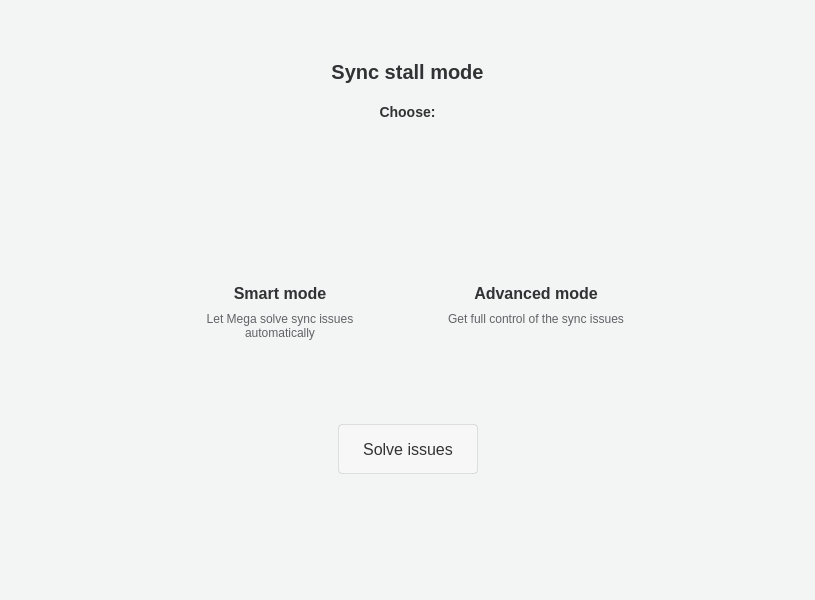
Qt form src/MEGASync/stalled_issues/gui/macx/StalledIssuesDialog.ui (meganz/MEGAsync) before a commit.
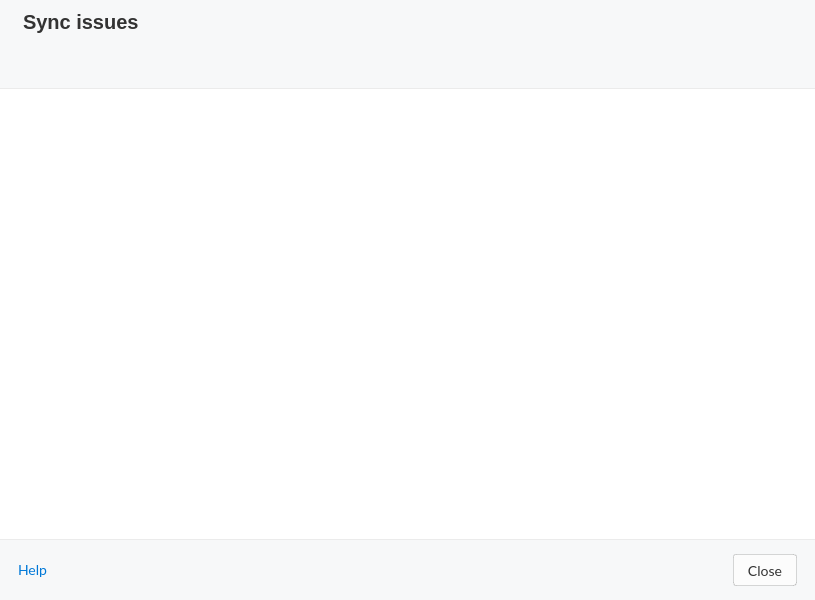
The same form after that commit. The open tabs and pages were chosen to show the change. Icons and pictures are not drawn. Custom widgets are drawn as their Qt base class.

Commit message: SAT-1073.Make Smart mode the default mode

The edit to the form file:
```diff
--- a/src/MEGASync/stalled_issues/gui/macx/StalledIssuesDialog.ui
+++ b/src/MEGASync/stalled_issues/gui/macx/StalledIssuesDialog.ui
@@ -117,672 +117,6 @@
      <property name="currentIndex">
       <number>1</number>
      </property>
-     <widget class="QWidget" name="ModeSelector">
-      <layout class="QVBoxLayout" name="verticalLayout_11">
-       <property name="topMargin">
-        <number>20</number>
-       </property>
-       <property name="bottomMargin">
-        <number>20</number>
-       </property>
-       <item>
-        <spacer name="verticalSpacer_2">
-         <property name="orientation">
-          <enum>Qt::Vertical</enum>
-         </property>
-         <property name="sizeHint" stdset="0">
-          <size>
-           <width>20</width>
-           <height>40</height>
-          </size>
-         </property>
-        </spacer>
-       </item>
-       <item>
-        <widget class="QWidget" name="TitleContainer" native="true">
-         <property name="styleSheet">
-          <string notr="true">#ModeTitle
-{
-  font-size:20px;
-  line-height: 30px;
-  font-weight: 600;
-  color: #303233;
-}
-
-#ModeSubTitle
-{
-  font-size:14px;
-  line-height: 20px;
-  font-weight: 600;
-  color: #303233;
-}</string>
-         </property>
-         <layout class="QVBoxLayout" name="verticalLayout_10">
-          <property name="spacing">
-           <number>20</number>
-          </property>
-          <item>
-           <widget class="QLabel" name="ModeTitle">
-            <property name="text">
-             <string>Sync stall mode</string>
-            </property>
-            <property name="alignment">
-             <set>Qt::AlignCenter</set>
-            </property>
-           </widget>
-          </item>
-          <item>
-           <widget class="QLabel" name="ModeSubTitle">
-            <property name="text">
-             <string>Choose:</string>
-            </property>
-            <property name="alignment">
-             <set>Qt::AlignCenter</set>
-            </property>
-           </widget>
-          </item>
-         </layout>
-        </widget>
-       </item>
-       <item>
-        <spacer name="verticalSpacer_4">
-         <property name="orientation">
-          <enum>Qt::Vertical</enum>
-         </property>
-         <property name="sizeType">
-          <enum>QSizePolicy::Fixed</enum>
-         </property>
-         <property name="sizeHint" stdset="0">
-          <size>
-           <width>20</width>
-           <height>20</height>
-          </size>
-         </property>
-        </spacer>
-       </item>
-       <item>
-        <widget class="QWidget" name="Body" native="true">
-         <layout class="QHBoxLayout" name="horizontalLayout_6">
-          <item>
-           <spacer name="horizontalSpacer_5">
-            <property name="orientation">
-             <enum>Qt::Horizontal</enum>
-            </property>
-            <property name="sizeHint" stdset="0">
-             <size>
-              <width>40</width>
-              <height>20</height>
-             </size>
-            </property>
-           </spacer>
-          </item>
-          <item>
-           <widget class="QWidget" name="BodyContainer" native="true">
-            <property name="styleSheet">
-             <string notr="true">#Advance[SELECTED=true], #Smart[SELECTED=true] 
-{
-border: 2px solid #04101E;
-border-radius: 6px;
-background-color: white;
-}
-
-#Advance[SELECTED=false], #Smart[SELECTED=false] 
-{
-border: 2px solid white;
-border-radius: 6px;
-background-color: white;
-}</string>
-            </property>
-            <layout class="QVBoxLayout" name="verticalLayout_5">
-             <property name="spacing">
-              <number>0</number>
-             </property>
-             <item>
-              <widget class="QWidget" name="Container" native="true">
-               <property name="styleSheet">
-                <string notr="true"/>
-               </property>
-               <layout class="QHBoxLayout" name="horizontalLayout_4">
-                <property name="spacing">
-                 <number>8</number>
-                </property>
-                <item>
-                 <widget class="QFrame" name="Smart">
-                  <property name="minimumSize">
-                   <size>
-                    <width>248</width>
-                    <height>184</height>
-                   </size>
-                  </property>
-                  <property name="maximumSize">
-                   <size>
-                    <width>248</width>
-                    <height>16777215</height>
-                   </size>
-                  </property>
-                  <property name="cursor">
-                   <cursorShape>PointingHandCursor</cursorShape>
-                  </property>
-                  <property name="styleSheet">
-                   <string notr="true">#SmartTitle
-{
-  font-size:16px;
-  line-height: 24px;
-  font-weight: 700;
-  color: #303233;
-}
-
-#SmartDescription
-{
-  font-size:12px;
-  line-height: 18px;
-  font-weight: 400;
-  color: #616366;
-}
-</string>
-                  </property>
-                  <property name="frameShape">
-                   <enum>QFrame::NoFrame</enum>
-                  </property>
-                  <layout class="QVBoxLayout" name="verticalLayout_7">
-                   <property name="spacing">
-                    <number>4</number>
-                   </property>
-                   <property name="leftMargin">
-                    <number>0</number>
-                   </property>
-                   <property name="topMargin">
-                    <number>24</number>
-                   </property>
-                   <property name="rightMargin">
-                    <number>0</number>
-                   </property>
-                   <property name="bottomMargin">
-                    <number>24</number>
-                   </property>
-                   <item alignment="Qt::AlignHCenter">
-                    <widget class="QPushButton" name="SmartIcon">
-                     <property name="enabled">
-                      <bool>false</bool>
-                     </property>
-                     <property name="minimumSize">
-                      <size>
-                       <width>48</width>
-                       <height>48</height>
-                      </size>
-                     </property>
-                     <property name="maximumSize">
-                      <size>
-                       <width>48</width>
-                       <height>48</height>
-                      </size>
-                     </property>
-                     <property name="focusPolicy">
-                      <enum>Qt::NoFocus</enum>
-                     </property>
-                     <property name="styleSheet">
-                      <string notr="true">border: none;</string>
-                     </property>
-                     <property name="text">
-                      <string/>
-                     </property>
-                     <property name="icon">
-                      <iconset resource="../../../gui/Resources_macx.qrc">
-                       <normaloff>:/images/StalledIssues/smart-mode.png</normaloff>
-                       <disabledoff>:/images/StalledIssues/smart-mode.png</disabledoff>
-                       <disabledon>:/images/StalledIssues/smart-mode.png</disabledon>:/images/StalledIssues/smart-mode.png</iconset>
-                     </property>
-                     <property name="iconSize">
-                      <size>
-                       <width>48</width>
-                       <height>48</height>
-                      </size>
-                     </property>
-                     <property name="autoDefault">
-                      <bool>false</bool>
-                     </property>
-                     <property name="flat">
-                      <bool>false</bool>
-                     </property>
-                    </widget>
-                   </item>
-                   <item>
-                    <spacer name="verticalSpacer_7">
-                     <property name="orientation">
-                      <enum>Qt::Vertical</enum>
-                     </property>
-                     <property name="sizeType">
-                      <enum>QSizePolicy::Fixed</enum>
-                     </property>
-                     <property name="sizeHint" stdset="0">
-                      <size>
-                       <width>20</width>
-                       <height>20</height>
-                      </size>
-                     </property>
-                    </spacer>
-                   </item>
-                   <item>
-                    <widget class="QLabel" name="SmartTitle">
-                     <property name="text">
-                      <string>Smart mode</string>
-                     </property>
-                     <property name="alignment">
-                      <set>Qt::AlignCenter</set>
-                     </property>
-                    </widget>
-                   </item>
-                   <item alignment="Qt::AlignTop">
-                    <widget class="QLabel" name="SmartDescription">
-                     <property name="text">
-                      <string>Let Mega solve sync issues
-automatically</string>
-                     </property>
-                     <property name="alignment">
-                      <set>Qt::AlignCenter</set>
-                     </property>
-                     <property name="wordWrap">
-                      <bool>true</bool>
-                     </property>
-                    </widget>
-                   </item>
-                  </layout>
-                 </widget>
-                </item>
-                <item>
-                 <widget class="QFrame" name="Advance">
-                  <property name="minimumSize">
-                   <size>
-                    <width>248</width>
-                    <height>184</height>
-                   </size>
-                  </property>
-                  <property name="maximumSize">
-                   <size>
-                    <width>248</width>
-                    <height>16777215</height>
-                   </size>
-                  </property>
-                  <property name="cursor">
-                   <cursorShape>PointingHandCursor</cursorShape>
-                  </property>
-                  <property name="styleSheet">
-                   <string notr="true">#AdvanceTitle
-{
-  font-size:16px;
-  line-height: 24px;
-  font-weight: 700;
-  color: #303233;
-}
-
-#AdvanceDescription
-{
-  font-size:12px;
-  line-height: 18px;
-  font-weight: 400;
-  color: #616366;
-}</string>
-                  </property>
-                  <property name="frameShape">
-                   <enum>QFrame::NoFrame</enum>
-                  </property>
-                  <layout class="QVBoxLayout" name="verticalLayout_6">
-                   <property name="spacing">
-                    <number>4</number>
-                   </property>
-                   <property name="leftMargin">
-                    <number>0</number>
-                   </property>
-                   <property name="topMargin">
-                    <number>24</number>
-                   </property>
-                   <property name="rightMargin">
-                    <number>0</number>
-                   </property>
-                   <property name="bottomMargin">
-                    <number>24</number>
-                   </property>
-                   <item alignment="Qt::AlignHCenter">
-                    <widget class="QPushButton" name="AdvanceIcon">
-                     <property name="enabled">
-                      <bool>false</bool>
-                     </property>
-                     <property name="minimumSize">
-                      <size>
-                       <width>48</width>
-                       <height>48</height>
-                      </size>
-                     </property>
-                     <property name="maximumSize">
-                      <size>
-                       <width>48</width>
-                       <height>48</height>
-                      </size>
-                     </property>
-                     <property name="focusPolicy">
-                      <enum>Qt::NoFocus</enum>
-                     </property>
-                     <property name="styleSheet">
-                      <string notr="true">border: none;</string>
-                     </property>
-                     <property name="text">
-                      <string/>
-                     </property>
-                     <property name="icon">
-                      <iconset resource="../../../gui/Resources_macx.qrc">
-                       <normaloff>:/images/StalledIssues/advanced-mode.png</normaloff>
-                       <disabledoff>:/images/StalledIssues/advanced-mode.png</disabledoff>
-                       <disabledon>:/images/StalledIssues/advanced-mode.png</disabledon>:/images/StalledIssues/advanced-mode.png</iconset>
-                     </property>
-                     <property name="iconSize">
-                      <size>
-                       <width>48</width>
-                       <height>48</height>
-                      </size>
-                     </property>
-                     <property name="autoDefault">
-                      <bool>false</bool>
-                     </property>
-                     <property name="flat">
-                      <bool>false</bool>
-                     </property>
-                    </widget>
-                   </item>
-                   <item>
-                    <spacer name="verticalSpacer_6">
-                     <property name="orientation">
-                      <enum>Qt::Vertical</enum>
-                     </property>
-                     <property name="sizeType">
-                      <enum>QSizePolicy::Fixed</enum>
-                     </property>
-                     <property name="sizeHint" stdset="0">
-                      <size>
-                       <width>20</width>
-                       <height>20</height>
-                      </size>
-                     </property>
-                    </spacer>
-                   </item>
-                   <item>
-                    <widget class="QLabel" name="AdvanceTitle">
-                     <property name="text">
-                      <string>Advanced mode</string>
-                     </property>
-                     <property name="alignment">
-                      <set>Qt::AlignCenter</set>
-                     </property>
-                    </widget>
-                   </item>
-                   <item alignment="Qt::AlignTop">
-                    <widget class="QLabel" name="AdvanceDescription">
-                     <property name="text">
-                      <string>Get full control of the sync issues</string>
-                     </property>
-                     <property name="alignment">
-                      <set>Qt::AlignCenter</set>
-                     </property>
-                     <property name="wordWrap">
-                      <bool>true</bool>
-                     </property>
-                    </widget>
-                   </item>
-                  </layout>
-                 </widget>
-                </item>
-               </layout>
-              </widget>
-             </item>
-             <item>
-              <spacer name="verticalSpacer_8">
-               <property name="orientation">
-                <enum>Qt::Vertical</enum>
-               </property>
-               <property name="sizeType">
-                <enum>QSizePolicy::Fixed</enum>
-               </property>
-               <property name="sizeHint" stdset="0">
-                <size>
-                 <width>20</width>
-                 <height>40</height>
-                </size>
-               </property>
-              </spacer>
-             </item>
-             <item>
-              <widget class="QWidget" name="ButtonsContainer" native="true">
-               <property name="styleSheet">
-                <string notr="true"/>
-               </property>
-               <layout class="QHBoxLayout" name="horizontalLayout_5">
-                <item>
-                 <spacer name="horizontalSpacer_4">
-                  <property name="orientation">
-                   <enum>Qt::Horizontal</enum>
-                  </property>
-                  <property name="sizeHint" stdset="0">
-                   <size>
-                    <width>40</width>
-                    <height>20</height>
-                   </size>
-                  </property>
-                 </spacer>
-                </item>
-                <item>
-                 <widget class="QPushButton" name="SelectButton">
-                  <property name="enabled">
-                   <bool>false</bool>
-                  </property>
-                  <property name="sizePolicy">
-                   <sizepolicy hsizetype="Preferred" vsizetype="Fixed">
-                    <horstretch>0</horstretch>
-                    <verstretch>0</verstretch>
-                   </sizepolicy>
-                  </property>
-                  <property name="minimumSize">
-                   <size>
-                    <width>0</width>
-                    <height>50</height>
-                   </size>
-                  </property>
-                  <property name="cursor">
-                   <cursorShape>PointingHandCursor</cursorShape>
-                  </property>
-                  <property name="styleSheet">
-                   <string notr="true">QPushButton
-{
-min-height:48px;
-padding-left:24px;
-padding-right:24px;
-font-size:16px;
-font-weight: 400;
-line-height: 24px;
-border-radius:4px;
-background:#00BFA5;
-border: 1px solid rgba(0, 0, 0, 0.1);
-color:#FFFFFF;
-}
-
-QPushButton:disabled
-{
-background: rgba(255, 255, 255, 0.3);
-color:#333333;
-}
-</string>
-                  </property>
-                  <property name="text">
-                   <string>Solve issues</string>
-                  </property>
-                  <property name="icon">
-                   <iconset>
-                    <normalon>:/images/StalledIssues/solve-issues-button.png</normalon>
-                   </iconset>
-                  </property>
-                  <property name="iconSize">
-                   <size>
-                    <width>24</width>
-                    <height>24</height>
-                   </size>
-                  </property>
-                 </widget>
-                </item>
-                <item>
-                 <spacer name="horizontalSpacer_9">
-                  <property name="orientation">
-                   <enum>Qt::Horizontal</enum>
-                  </property>
-                  <property name="sizeHint" stdset="0">
-                   <size>
-                    <width>40</width>
-                    <height>20</height>
-                   </size>
-                  </property>
-                 </spacer>
-                </item>
-               </layout>
-              </widget>
-             </item>
-             <item>
-              <spacer name="verticalSpacer_9">
-               <property name="orientation">
-                <enum>Qt::Vertical</enum>
-               </property>
-               <property name="sizeType">
-                <enum>QSizePolicy::Fixed</enum>
-               </property>
-               <property name="sizeHint" stdset="0">
-                <size>
-                 <width>20</width>
-                 <height>10</height>
-                </size>
-               </property>
-              </spacer>
-             </item>
-             <item>
-              <widget class="QWidget" name="LearnMoreContainer" native="true">
-               <property name="styleSheet">
-                <string notr="true">#LearnMoreLabel
-{
-font-size:12px;
-line-height: 18px;
-font-weight: 400;
-color: #2C5BEB;
-
-}</string>
-               </property>
-               <layout class="QHBoxLayout" name="horizontalLayout_7">
-                <item>
-                 <spacer name="horizontalSpacer_7">
-                  <property name="orientation">
-                   <enum>Qt::Horizontal</enum>
-                  </property>
-                  <property name="sizeHint" stdset="0">
-                   <size>
-                    <width>40</width>
-                    <height>20</height>
-                   </size>
-                  </property>
-                 </spacer>
-                </item>
-                <item alignment="Qt::AlignHCenter|Qt::AlignVCenter">
-                 <widget class="QPushButton" name="LearnMoreIcon">
-                  <property name="minimumSize">
-                   <size>
-                    <width>16</width>
-                    <height>16</height>
-                   </size>
-                  </property>
-                  <property name="maximumSize">
-                   <size>
-                    <width>16</width>
-                    <height>16</height>
-                   </size>
-                  </property>
-                  <property name="text">
-                   <string/>
-                  </property>
-                  <property name="icon">
-                   <iconset>
-                    <normalon>:/images/StalledIssues/help-circle-link.png</normalon>
-                   </iconset>
-                  </property>
-                  <property name="iconSize">
-                   <size>
-                    <width>16</width>
-                    <height>16</height>
-                   </size>
-                  </property>
-                  <property name="flat">
-                   <bool>true</bool>
-                  </property>
-                 </widget>
-                </item>
-                <item alignment="Qt::AlignHCenter|Qt::AlignVCenter">
-                 <widget class="QLabel" name="LearnMoreLabel">
-                  <property name="cursor">
-                   <cursorShape>PointingHandCursor</cursorShape>
-                  </property>
-                  <property name="text">
-                   <string notr="true"/>
-                  </property>
-                  <property name="openExternalLinks">
-                   <bool>true</bool>
-                  </property>
-                  <property name="textInteractionFlags">
-                   <set>Qt::LinksAccessibleByMouse</set>
-                  </property>
-                 </widget>
-                </item>
-                <item>
-                 <spacer name="horizontalSpacer_8">
-                  <property name="orientation">
-                   <enum>Qt::Horizontal</enum>
-                  </property>
-                  <property name="sizeHint" stdset="0">
-                   <size>
-                    <width>40</width>
-                    <height>20</height>
-                   </size>
-                  </property>
-                 </spacer>
-                </item>
-               </layout>
-              </widget>
-             </item>
-            </layout>
-           </widget>
-          </item>
-          <item>
-           <spacer name="horizontalSpacer_6">
-            <property name="orientation">
-             <enum>Qt::Horizontal</enum>
-            </property>
-            <property name="sizeHint" stdset="0">
-             <size>
-              <width>40</width>
-              <height>20</height>
-             </size>
-            </property>
-           </spacer>
-          </item>
-         </layout>
-        </widget>
-       </item>
-       <item>
-        <spacer name="verticalSpacer">
-         <property name="orientation">
-          <enum>Qt::Vertical</enum>
-         </property>
-         <property name="sizeHint" stdset="0">
-          <size>
-           <width>20</width>
-           <height>40</height>
-          </size>
-         </property>
-        </spacer>
-       </item>
-      </layout>
-     </widget>
      <widget class="QWidget" name="View">
       <layout class="QVBoxLayout" name="verticalLayout_4">
        <property name="spacing">
```
Left out of the diff: 2 changed lines with no effect on the pictures. The commit also changes 30 other files.
